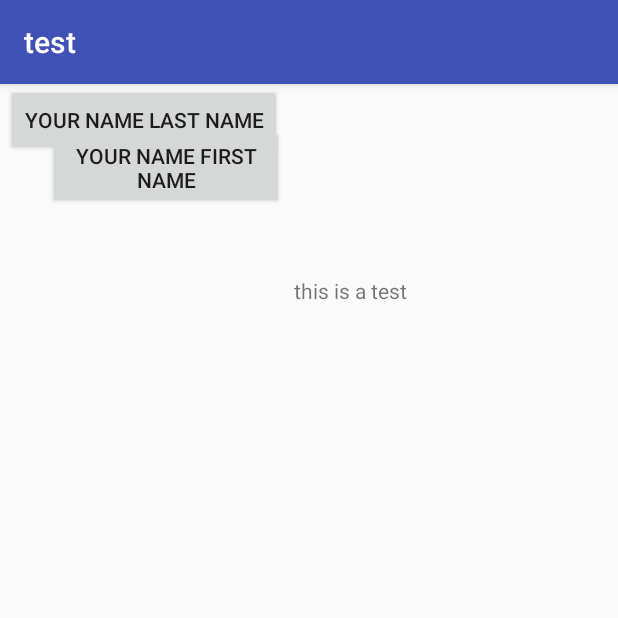
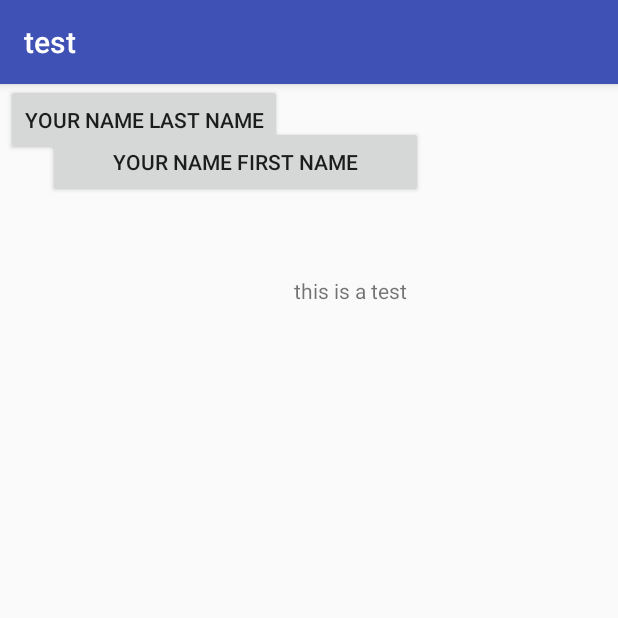
Before and after one commit to AshrafQandeel/Ashraftest, an Android app: the screen it shows after launch (MainActivity), on a phone screen of 412 x 824 dp, the top half of it. Run offline under Robolectric (Android 15) with nearby library versions, the phone set to English and light mode, and no system bars.

Commit message:
Update activity_main.xml
increase the width of first name button

```diff
--- a/app/src/main/res/layout/activity_main.xml
+++ b/app/src/main/res/layout/activity_main.xml
@@ -8,7 +8,7 @@
 
     <Button
         android:id="@+id/button"
-        android:layout_width="157dp"
+        android:layout_width="250dp"
         android:layout_height="wrap_content"
         android:layout_marginStart="32dp"
         android:layout_marginTop="28dp"
```
